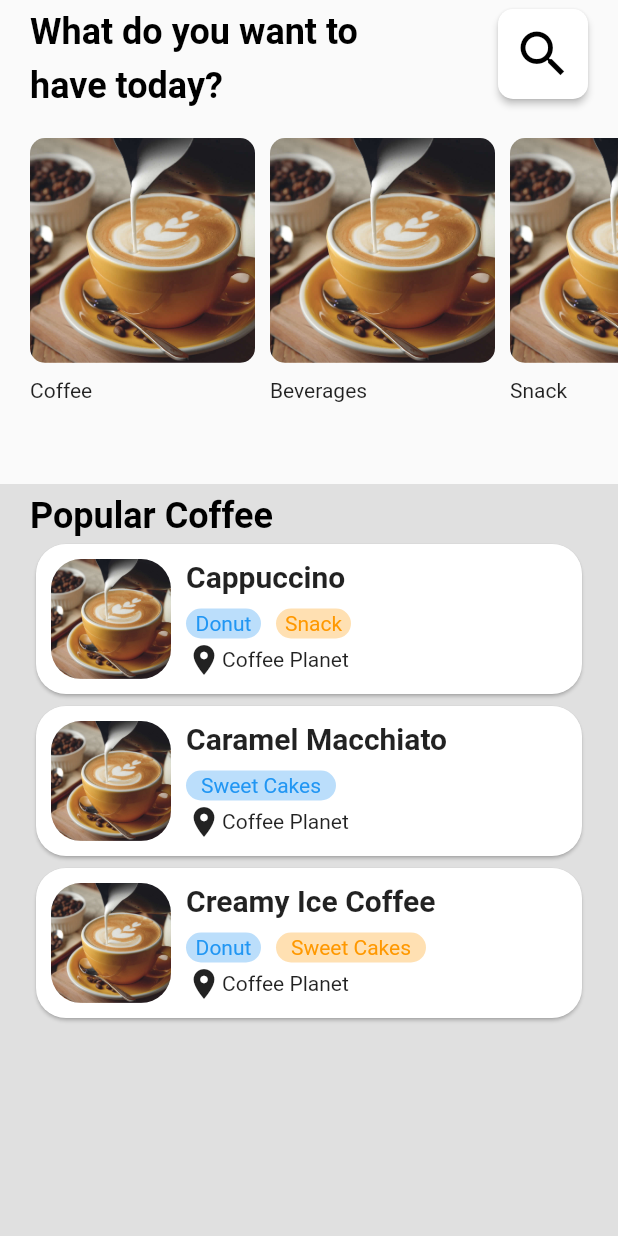
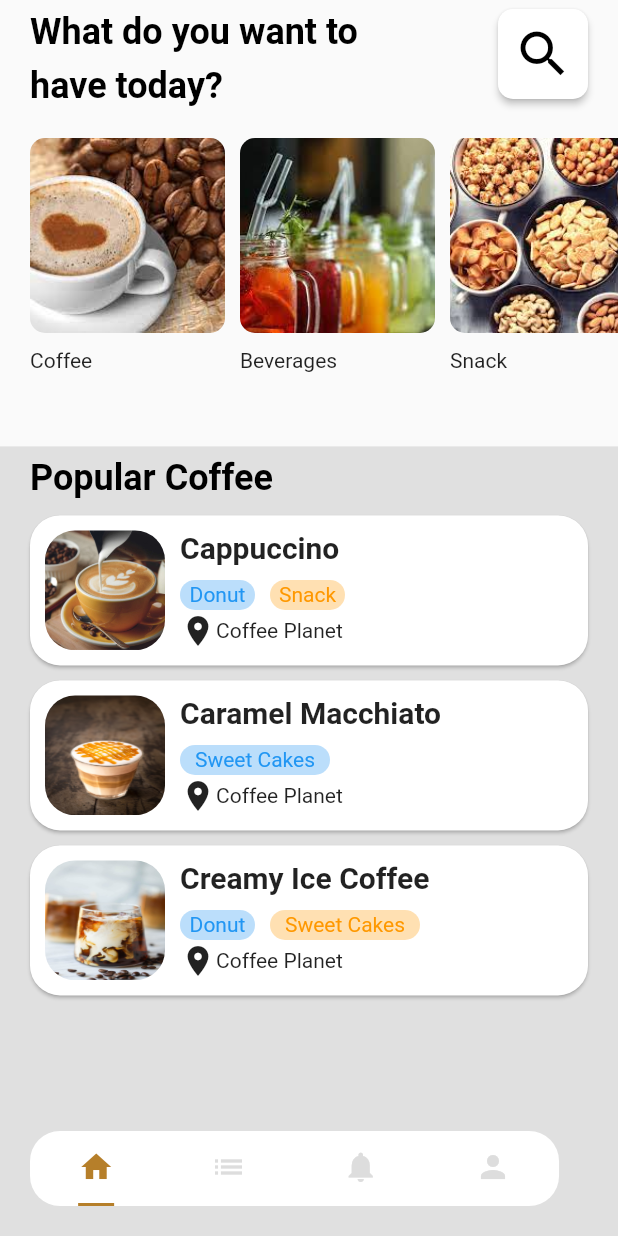
Before and after one commit to huseyinnarli/coffee_app, a Flutter app: the screen it shows after launch, on a phone screen of 412 x 824 dp. Run offline on Flutter 3.47's test engine with Material 2 defaults, Android fonts, the phone set to English and light mode, and no system bars.

Commit message:
maintab and tabbar

```diff
--- /dev/null
+++ b/lib/collections/collection_item.dart
@@ -0,0 +1,63 @@
+class CollectionModel {
+  final String modeltype;
+  final String imagePath;
+  CollectionModel({
+    required this.modeltype,
+    required this.imagePath,
+  });
+}
+
+class CollectionItems {
+  late final List<CollectionModel> items;
+
+  CollectionItems() {
+    items = [
+      CollectionModel(modeltype: 'Coffee', imagePath: 'assets/images/coffee.jpeg'),
+      CollectionModel(modeltype: 'Beverages', imagePath: 'assets/images/beverages.jpeg'),
+      CollectionModel(modeltype: 'Snack', imagePath: 'assets/images/snacks.jpeg')
+    ];
+  }
+}
+
+class PopularCoffee {
+  final String name;
+  final String image;
+  final List<String> tags;
+  final String location;
+  PopularCoffee({
+    required this.name,
+    required this.image,
+    required this.tags,
+    required this.location,
+  });
+}
+
+class PopularCoffeeItems {
+  late final List<PopularCoffee> itemss;
+
+  PopularCoffeeItems() {
+    itemss = [
+      PopularCoffee(
+          name: 'Cappuccino',
+          image: 'assets/images/cappuccino.jpg',
+          tags: ['Donut', 'Snack'],
+          location: 'Coffee Planet'),
+      PopularCoffee(
+          name: 'Caramel Macchiato',
+          image: 'assets/images/caramel_macchiato.jpg',
+          tags: ['Sweet Cakes'],
+          location: 'Coffee Planet'),
+      PopularCoffee(
+          name: 'Creamy Ice Coffee',
+          image: 'assets/images/iced_coffee.jpg',
+          tags: ['Donut', 'Sweet Cakes'],
+          location: 'Coffee Planet'),
+    ];
+  }
+}
+
+class ProjectImages {
+  final imageCappuccino = 'assets/images/cappuccino.jpg';
+  final imageIcedCoffee = 'assets/images/iced_coffee.jpg';
+  final imageCaramelMacchiato = 'assets/images/caramel_macchiato.jpg';
+}
--- a/lib/main.dart
+++ b/lib/main.dart
@@ -1,5 +1,5 @@
 import 'package:flutter/material.dart';
-import 'package:newapp/pages/homepage.dart';
+import 'package:newapp/pages/maintab.dart';
 
 void main() {
   runApp(const MyApp());
@@ -20,7 +20,7 @@ class MyApp extends StatelessWidget {
           indicatorSize: TabBarIndicatorSize.label,
         ),
       ),
-      home: const Home(),
+      home: const MainPage(),
     );
   }
 }
--- a/lib/pages/homepage.dart
+++ b/lib/pages/homepage.dart
@@ -1,5 +1,5 @@
 import 'package:flutter/material.dart';
-
+import '../collections/collection_item.dart';
 
 class Home extends StatefulWidget {
   const Home({super.key});
@@ -25,9 +25,7 @@ class _HomeState extends State<Home> {
   Widget build(BuildContext context) {
     return Scaffold(
       body: SafeArea(
-        child: Stack(
-          children: [
-            Column(
+        child: Column(
           children: [
             Padding(
               padding: ProjectPadding()._horizontalPadding,
@@ -53,7 +51,7 @@ class _HomeState extends State<Home> {
               ),
             ),
             Expanded(
-                  flex: 6,
+              flex: 7,
               child: Container(
                 color: ProjetColors()._containerColor,
                 child: Padding(
@@ -64,77 +62,10 @@ class _HomeState extends State<Home> {
                       _title(_secontTitleText),
                       Expanded(
                         child: ListView.builder(
+                          physics: const BouncingScrollPhysics(),
                           itemCount: _itemss.length,
                           itemBuilder: (context, index) {
-                                return Card(
-                                  shape: RoundedRectangleBorder(
-                                      borderRadius:
-                                          ProjectShape()._radiusTwelve),
-                                  child: SizedBox(
-                                      height: ProjectNumbers()._cardSize,
-                                      child: Padding(
-                                        padding: ProjectPadding()._cardListTen,
-                                        child: Row(
-                                          mainAxisAlignment:
-                                              MainAxisAlignment.start,
-                                          children: [
-                                            Container(
-                                              margin: ProjectPadding()
-                                                  ._imageListTen,
-                                              height:
-                                                  ProjectNumbers()._fContainer2,
-                                              width:
-                                                  ProjectNumbers()._fContainer2,
-                                              decoration: BoxDecoration(
-                                                  image: const DecorationImage(
-                                                    fit: BoxFit.fill,
-                                                    image: AssetImage(
-                                                        'assets/cappuccino.jpg'),
-                                                  ),
-                                                  borderRadius: ProjectShape()
-                                                      ._radiusTwelve),
-                                            ),
-                                            Column(
-                                              crossAxisAlignment:
-                                                  CrossAxisAlignment.start,
-                                              children: [
-                                                _cardTitle(index, context),
-                                                Row(
-                                                  children: [
-                                                    _tags(
-                                                        _itemss[index].tags[0],
-                                                        ProjetColors()._tagBlueA,
-                                                        ProjetColors()._tagBlue),
-                                                    _itemss[index].tags.length >
-                                                            1
-                                                        ? _tags(
-                                                            _itemss[index]
-                                                                .tags[1],
-                                                            ProjetColors()._tagOrangeA,
-                                                            ProjetColors()._tagOrange)
-                                                        : const SizedBox(),
-                                                    _itemss[index].tags.length >
-                                                            2
-                                                        ? _tags(
-                                                            _itemss[index]
-                                                                .tags[2],
-                                                            ProjetColors()._tagPurpleA,
-                                                            ProjetColors()._tagPurple)
-                                                        : const SizedBox(),
-                                                  ],
-                                                ),
-                                                Row(
-                                                  children: [
-                                                    const Icon(Icons.location_on),
-                                                    Text(_itemss[index].location),
-                                                  ],
-                                                )
-                                              ],
-                                            )
-                                          ],
-                                        ),
-                                      )),
-                                );
+                            return _SecondListCard(cmodel: _itemss[index]);
                           },
                         ),
                       )
@@ -144,33 +75,9 @@ class _HomeState extends State<Home> {
               ),
             )
           ],
-            )
-          ],
         ),
       ),
     );
-  }
-
-  Container _tags(String a, Color b, Color c) {
-    return Container(
-      margin: ProjectPadding()._tagsPadding,
-      width: (a.length > 5) ? 100 : 50,
-      height: ProjectNumbers()._tagsN,
-      decoration: ShapeDecoration(shape: const StadiumBorder(), color: b),
-      child: Center(
-          child: Text(
-        a,
-        style: TextStyle(color: c),
-      )),
-    );
-  }
-
-  Text _cardTitle(int index, BuildContext context) {
-    return Text(_itemss[index].name,
-        style: Theme.of(context)
-            .textTheme
-            .headline6
-            ?.copyWith(fontWeight: FontWeight.bold));
   }
 
   SizedBox _searchButton() {
@@ -204,6 +111,104 @@ class _HomeState extends State<Home> {
   }
 }
 
+class _SecondListCard extends StatelessWidget {
+  const _SecondListCard({
+    Key? key,
+    required PopularCoffee cmodel,
+  })  : _cmodel = cmodel,
+        super(key: key);
+
+  final PopularCoffee _cmodel;
+
+  @override
+  Widget build(BuildContext context) {
+    return Padding(
+      padding: ProjectPadding()._cardVertical,
+      child: Card(
+        margin: EdgeInsets.zero,
+        shape: RoundedRectangleBorder(borderRadius: ProjectShape()._radiusTwelve),
+        child: SizedBox(
+            height: ProjectNumbers()._cardSize,
+            child: Padding(
+              padding: ProjectPadding()._cardList,
+              child: Row(
+                mainAxisAlignment: MainAxisAlignment.start,
+                children: [
+                  Container(
+                    margin: ProjectPadding()._imageListTen,
+                    height: ProjectNumbers()._fContainer2,
+                    width: ProjectNumbers()._fContainer2,
+                    decoration: BoxDecoration(
+                        image: DecorationImage(
+                          fit: BoxFit.fill,
+                          image: AssetImage(_cmodel.image),
+                        ),
+                        borderRadius: ProjectShape()._radiusTwelve),
+                  ),
+                  Column(
+                    crossAxisAlignment: CrossAxisAlignment.start,
+                    children: [
+                      _Title(model: _cmodel),
+                      Row(
+                        children: [
+                          _tags(0),
+                          (_cmodel.tags.length > 1) ? _tags(1) : const SizedBox(),
+                        ],
+                      ),
+                      Row(
+                        children: [
+                          const Icon(Icons.location_on),
+                          Text(_cmodel.location),
+                        ],
+                      )
+                    ],
+                  )
+                ],
+              ),
+            )),
+      ),
+    );
+  }
+
+  Container _tags(int x) {
+    return Container(
+      margin: ProjectPadding()._tagsPadding,
+      width: (_cmodel.tags[x].length > 5) ? 100 : 50,
+      height: ProjectNumbers()._tagsN,
+      decoration: ShapeDecoration(
+          shape: const StadiumBorder(),
+          color:
+              (x == 0) ? ProjetColors()._tagBlueA : ProjetColors()._tagOrangeA),
+      child: Center(
+          child: Text(
+        _cmodel.tags[x],
+        style: TextStyle(
+            color:
+                (x == 0) ? ProjetColors()._tagBlue : ProjetColors()._tagOrange),
+      )),
+    );
+  }
+}
+
+class _Title extends StatelessWidget {
+  const _Title({
+    Key? key,
+    required PopularCoffee model,
+  })  : _model = model,
+        super(key: key);
+
+  final PopularCoffee _model;
+
+  @override
+  Widget build(BuildContext context) {
+    return Text(_model.name,
+        style: Theme.of(context)
+            .textTheme
+            .headline6
+            ?.copyWith(fontWeight: FontWeight.bold));
+  }
+}
+
 class _FirstList extends StatelessWidget {
   const _FirstList({
     Key? key,
@@ -223,9 +228,9 @@ class _FirstList extends StatelessWidget {
           height: ProjectNumbers()._fContainer,
           width: ProjectNumbers()._fContainer,
           decoration: BoxDecoration(
-              image: const DecorationImage(
-                fit: BoxFit.fill,
-                image: AssetImage('assets/cappuccino.jpg'),
+              image: DecorationImage(
+                fit: BoxFit.cover,
+                image: AssetImage(_model.imagePath),
               ),
               borderRadius: ProjectShape()._radiusTen),
         ),
@@ -242,7 +247,8 @@ class ProjectPadding {
   final _firstListBuilder =
       const EdgeInsets.only(top: 20, bottom: 10, left: 20);
   final _firstListContainer = const EdgeInsets.only(right: 10, bottom: 10);
-  final _cardListTen = const EdgeInsets.all(10);
+  final _cardList = const EdgeInsets.all(10);
+  final _cardVertical = const EdgeInsets.only(top: 10);
   final _imageListTen = const EdgeInsets.only(right: 10);
   final _tagsPadding = const EdgeInsets.only(top: 10, right: 10, bottom: 2);
 }
@@ -257,7 +263,7 @@ class ProjectNumbers {
   final double _searchButtonW = 60;
   final double _searchButtonI = 40;
   final double _textHeight = 1.5;
-  final double _fContainer = 150;
+  final double _fContainer = 130;
   final double _fContainer2 = 80;
   final double _tagsN = 20;
   final double _cardSize = 100;
@@ -274,65 +280,3 @@ class ProjetColors {
   final Color _tagPurple = Colors.purple;
   final Color _tagPurpleA = Colors.purple.shade100;
 }
-
-class CollectionModel {
-  final String modeltype;
-  final String imagePath;
-  CollectionModel({
-    required this.modeltype,
-    required this.imagePath,
-  });
-}
-
-class CollectionItems {
-  late final List<CollectionModel> items;
-
-  CollectionItems() {
-    items = [
-      CollectionModel(modeltype: 'Coffee', imagePath: 'imagePath'),
-      CollectionModel(modeltype: 'Beverages', imagePath: 'imagePath'),
-      CollectionModel(modeltype: 'Snack', imagePath: 'imagePath')
-    ];
-  }
-}
-
-class PopularCoffee {
-  final String name;
-  final String image;
-  final List<String> tags;
-  final String location;
-  PopularCoffee({
-    required this.name,
-    required this.image,
-    required this.tags,
-    required this.location,
-  });
-}
-
-class PopularCoffeeItems {
-  late final List<PopularCoffee> itemss;
-
-  PopularCoffeeItems() {
-    itemss = [
-      PopularCoffee(
-          name: 'Cappuccino',
-          image: 'image',
-          tags: ['Donut', 'Snack'],
-          location: 'Coffee Planet'),
-      PopularCoffee(
-          name: 'Caramel Macchiato',
-          image: 'image',
-          tags: ['Sweet Cakes'],
-          location: 'Coffee Planet'),
-      PopularCoffee(
-          name: 'Creamy Ice Coffee',
-          image: 'image',
-          tags: ['Donut', 'Sweet Cakes'],
-          location: 'Coffee Planet'),
-    ];
-  }
-}
-
-class ProjectImages {
-  final imageCollection = '';
-}
--- /dev/null
+++ b/lib/pages/maintab.dart
@@ -0,0 +1,68 @@
+import 'package:flutter/material.dart';
+import 'package:newapp/pages/homepage.dart';
+import 'package:newapp/pages/profile.dart';
+
+class MainPage extends StatefulWidget {
+  const MainPage({super.key});
+
+  @override
+  State<MainPage> createState() => _MainPageState();
+}
+
+class _MainPageState extends State<MainPage> {
+  @override
+  Widget build(BuildContext context) {
+    return DefaultTabController(
+      length: 4,
+      child: Scaffold(
+        body: Stack(
+          children: [
+            const TabBarView(
+              physics: NeverScrollableScrollPhysics(),
+                children: [Home(), Profile(), Profile(), Profile()]),
+            Positioned(
+              bottom: 20,
+              child: Padding(
+                padding: BottomTabBarView().bottomPadding,
+                child: Container(
+                  decoration: BoxDecoration(
+                    borderRadius: BottomTabBarView().borderRadiusview,
+                    //shape: BoxShape.circle,
+                    color: BottomTabBarView().bottomColor,
+                  ),
+                  height: BottomTabBarView().bottomHeight,
+                  width: BottomTabBarView().bottomWidth,
+                  child: const TabBar(
+                    indicatorColor: Color(0xffB67F2A),
+                    physics: BouncingScrollPhysics(),
+                    tabs: [
+                    Tab(
+                      icon: Icon(Icons.home),
+                    ),
+                    Tab(
+                      icon: Icon(Icons.list),
+                    ),
+                    Tab(
+                      icon: Icon(Icons.notifications),
+                    ),
+                    Tab(
+                      icon: Icon(Icons.person),
+                    ),
+                  ]),
+                ),
+              ),
+            )
+          ],
+        ),
+      ),
+    );
+  }
+}
+
+class BottomTabBarView {
+  final EdgeInsets bottomPadding = const EdgeInsets.symmetric(horizontal: 20.0);
+  final double bottomHeight = 50;
+  final double bottomWidth = 352.7;
+  final Color bottomColor = Colors.white;
+  final BorderRadius borderRadiusview = BorderRadius.circular(20);
+}
--- /dev/null
+++ b/lib/pages/profile.dart
@@ -0,0 +1,15 @@
+import 'package:flutter/material.dart';
+
+class Profile extends StatefulWidget {
+  const Profile({super.key});
+
+  @override
+  State<Profile> createState() => _ProfileState();
+}
+
+class _ProfileState extends State<Profile> {
+  @override
+  Widget build(BuildContext context) {
+    return const Scaffold();
+  }
+}
--- a/pubspec.yaml
+++ b/pubspec.yaml
@@ -61,7 +61,7 @@ flutter:
 
   # To add assets to your application, add an assets section, like this:
   assets:
-    - assets/
+    - assets/images/
   #   - images/a_dot_ham.jpeg
 
   # An image asset can refer to one or more resolution-specific "variants", see
```
Also changed, not shown: assets/images/beverages.jpeg (added), assets/images/cappuccino.jpg (renamed from assets/cappuccino.jpg), assets/images/caramel_macchiato.jpg (added), assets/images/coffee.jpeg (added), assets/images/iced_coffee.jpg (added), assets/images/snacks.jpeg (added). Lines whose indentation alone changed are shown as unchanged.
